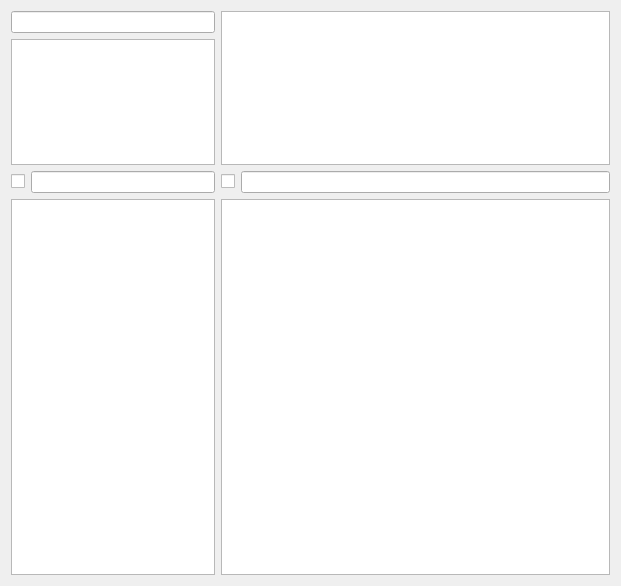
First picture: the form in test_chb_filt_model/testchbfiltmainwindow.ui, repository aralex/qtzoo, before the edit.
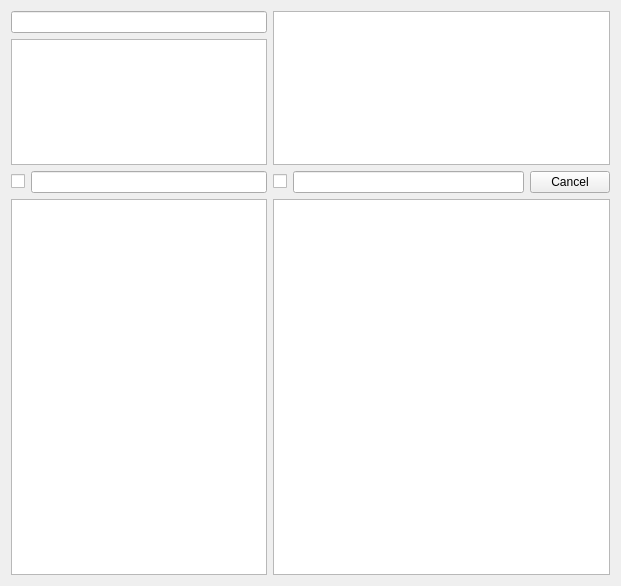
Second picture: the form after the edit.

```diff
--- a/test_chb_filt_model/testchbfiltmainwindow.ui
+++ b/test_chb_filt_model/testchbfiltmainwindow.ui
@@ -14,11 +14,11 @@
    <string>TestChBFiltMainWindow</string>
   </property>
   <widget class="QWidget" name="centralWidget">
-   <layout class="QGridLayout" name="gridLayout" rowstretch="1,1,1,3" columnstretch="0,1,0,2">
+   <layout class="QGridLayout" name="gridLayout" rowstretch="1,1,1,3">
     <item row="0" column="0" colspan="2">
      <widget class="QLineEdit" name="lePatternDiets"/>
     </item>
-    <item row="0" column="2" rowspan="2" colspan="2">
+    <item row="0" column="2" rowspan="2" colspan="3">
      <widget class="QTableView" name="tvDietsFull">
       <property name="editTriggers">
        <set>QAbstractItemView::NoEditTriggers</set>
@@ -64,6 +64,13 @@
     <item row="2" column="3">
      <widget class="QLineEdit" name="lePatternProducts"/>
     </item>
+    <item row="2" column="4">
+     <widget class="QPushButton" name="btnCancel">
+      <property name="text">
+       <string>Cancel</string>
+      </property>
+     </widget>
+    </item>
     <item row="3" column="0" colspan="2">
      <widget class="QListView" name="lvProdKinds">
       <property name="editTriggers">
@@ -80,7 +87,7 @@
       </property>
      </widget>
     </item>
-    <item row="3" column="2" colspan="2">
+    <item row="3" column="2" colspan="3">
      <widget class="QListView" name="lvProducts">
       <property name="editTriggers">
        <set>QAbstractItemView::NoEditTriggers</set>
```
